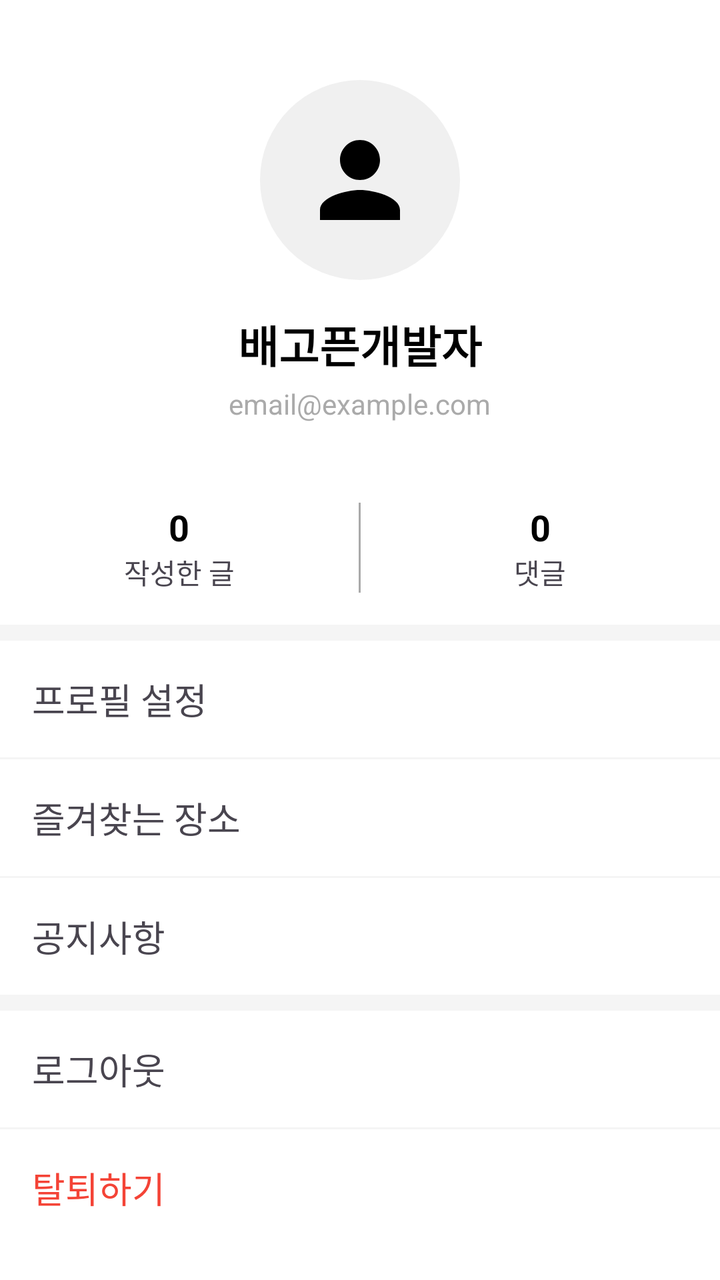
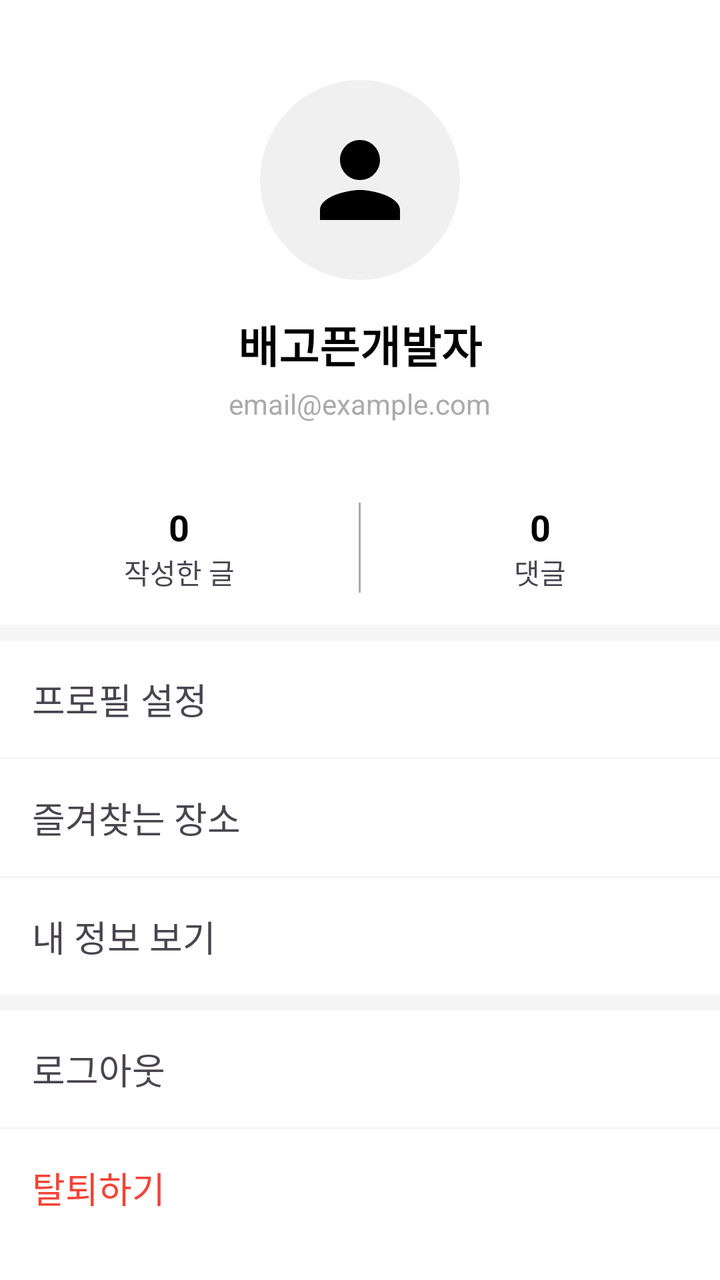

Compare the two renders of this Android layout. The source of the first and the diff that turns it into the second are given below.
<!-- AndroidManifest.xml: application theme Theme.SocialMyMap -->
<!-- res/layout/activity_my_page.xml -->
<?xml version="1.0" encoding="utf-8"?>
<LinearLayout xmlns:android="http://schemas.android.com/apk/res/android"
    android:layout_width="match_parent"
    android:layout_height="match_parent"
    android:orientation="vertical"
    android:background="@android:color/white">

    
    <LinearLayout
        android:layout_width="match_parent"
        android:layout_height="wrap_content"
        android:orientation="vertical"
        android:gravity="center_horizontal"
        android:paddingTop="40dp"
        android:paddingBottom="24dp">

        <ImageView
            android:id="@+id/iv_profile"
            android:layout_width="100dp"
            android:layout_height="100dp"
            android:src="@drawable/ic_feature_people"
            android:background="@drawable/bg_icon_circle"
            android:padding="20dp"/>

        <TextView
            android:id="@+id/tv_nickname"
            android:layout_width="wrap_content"
            android:layout_height="wrap_content"
            android:layout_marginTop="16dp"
            android:text="배고픈개발자"
            android:textSize="22sp"
            android:textColor="@android:color/black"
            android:textStyle="bold" />

        <TextView
            android:id="@+id/tv_user_email"
            android:layout_width="wrap_content"
            android:layout_height="wrap_content"
            android:layout_marginTop="4dp"
            android:text="email@example.com"
            android:textSize="14sp"
            android:textColor="@android:color/darker_gray" />
    </LinearLayout>

    
    <LinearLayout
        android:layout_width="match_parent"
        android:layout_height="wrap_content"
        android:orientation="horizontal"
        android:paddingTop="16dp"
        android:paddingBottom="16dp">

        <LinearLayout
            android:id="@+id/layout_my_posts"
            android:layout_width="0dp"
            android:layout_height="wrap_content"
            android:layout_weight="1"
            android:gravity="center"
            android:orientation="vertical"
            android:clickable="true"
            android:focusable="true"
            android:background="?attr/selectableItemBackground">
            <TextView
                android:id="@+id/tv_post_count"
                android:layout_width="wrap_content"
                android:layout_height="wrap_content"
                android:text="0"
                android:textSize="18sp"
                android:textStyle="bold"
                android:textColor="@android:color/black"/>
            <TextView
                android:layout_width="wrap_content"
                android:layout_height="wrap_content"
                android:text="작성한 글"/>
        </LinearLayout>

        <View
            android:layout_width="1dp"
            android:layout_height="match_parent"
            android:background="@android:color/darker_gray"/>

        <LinearLayout
            android:id="@+id/layout_my_comments"
            android:layout_width="0dp"
            android:layout_height="wrap_content"
            android:layout_weight="1"
            android:gravity="center"
            android:orientation="vertical">
            <TextView
                android:id="@+id/tv_comment_count"
                android:layout_width="wrap_content"
                android:layout_height="wrap_content"
                android:text="0"
                android:textSize="18sp"
                android:textStyle="bold"
                android:textColor="@android:color/black"/>
            <TextView
                android:layout_width="wrap_content"
                android:layout_height="wrap_content"
                android:text="댓글"/>
        </LinearLayout>
    </LinearLayout>

    <View
        android:layout_width="match_parent"
        android:layout_height="8dp"
        android:background="#F5F5F5" />

    
    <TextView
        android:id="@+id/tv_profile_edit"
        android:layout_width="match_parent"
        android:layout_height="wrap_content"
        android:text="프로필 설정"
        android:textSize="18sp"
        android:padding="16dp"
        android:clickable="true"
        android:focusable="true"
        android:background="?attr/selectableItemBackground"/>
    <View
        android:layout_width="match_parent"
        android:layout_height="1dp"
        android:background="#F5F5F5" />
    <TextView
        android:id="@+id/tv_manage_favorites"
        android:layout_width="match_parent"
        android:layout_height="wrap_content"
        android:text="즐겨찾는 장소"
        android:textSize="18sp"
        android:padding="16dp"
        android:clickable="true"
        android:focusable="true"
        android:background="?attr/selectableItemBackground"/>
    <View
        android:layout_width="match_parent"
        android:layout_height="1dp"
        android:background="#F5F5F5" />
    <TextView
        android:layout_width="match_parent"
        android:layout_height="wrap_content"
        android:text="공지사항"
        android:textSize="18sp"
        android:padding="16dp"
        android:clickable="true"
        android:focusable="true"
        android:background="?attr/selectableItemBackground"/>
    <View
        android:layout_width="match_parent"
        android:layout_height="8dp"
        android:background="#F5F5F5" />
    <TextView
        android:id="@+id/tv_logout"
        android:layout_width="match_parent"
        android:layout_height="wrap_content"
        android:text="로그아웃"
        android:textSize="18sp"
        android:padding="16dp"
        android:clickable="true"
        android:focusable="true"
        android:background="?attr/selectableItemBackground"/>
    <View
        android:layout_width="match_parent"
        android:layout_height="1dp"
        android:background="#F5F5F5" />
    <TextView
        android:id="@+id/tv_delete_account"
        android:layout_width="match_parent"
        android:layout_height="wrap_content"
        android:text="탈퇴하기"
        android:textColor="#F44336"
        android:textSize="18sp"
        android:padding="16dp"
        android:clickable="true"
        android:focusable="true"
        android:background="?attr/selectableItemBackground"/>

</LinearLayout>
<!-- resources referenced by this layout -->
<resources>
  <!-- drawable bg_icon_circle (drawable) -->
  <?xml version="1.0" encoding="utf-8"?>
  <shape xmlns:android="http://schemas.android.com/apk/res/android"
      android:shape="oval">
      <solid android:color="#F0F0F0"/> </shape>
  <!-- drawable ic_feature_people (drawable) -->
  <vector xmlns:android="http://schemas.android.com/apk/res/android" android:height="24dp" android:tint="#000000" android:viewportHeight="24" android:viewportWidth="24" android:width="24dp">
        
      <path android:fillColor="@android:color/white" android:pathData="M12,12c2.21,0 4,-1.79 4,-4s-1.79,-4 -4,-4 -4,1.79 -4,4 1.79,4 4,4zM12,14c-2.67,0 -8,1.34 -8,4v2h16v-2c0,-2.66 -5.33,-4 -8,-4z"/>
      
  </vector>
  <style name="Theme.SocialMyMap" parent="Base.Theme.SocialMyMap" />
  <style name="Base.Theme.SocialMyMap" parent="Theme.Material3.DayNight">
      
      <item name="colorPrimary">#2196F3</item>
      <item name="colorPrimaryVariant">#1976D2</item>
      <item name="colorOnPrimary">@color/white</item>
      
      <item name="colorSecondary">#03A9F4</item>
      <item name="colorSecondaryVariant">#0288D1</item>
      <item name="colorOnSecondary">@color/black</item>
      
      <item name="android:statusBarColor" tools:targetApi="l">?attr/colorPrimaryVariant</item>
      
    </style>
  <color name="white">#FFFFFFFF</color>
  <color name="black">#FF000000</color>
</resources>

<!-- the commit's change to res/layout/activity_my_page.xml (unified diff, before → after) -->
@@ -138,7 +138,7 @@
     <TextView
         android:layout_width="match_parent"
         android:layout_height="wrap_content"
-        android:text="공지사항"
+        android:text="내 정보 보기"
         android:textSize="18sp"
         android:padding="16dp"
         android:clickable="true"
